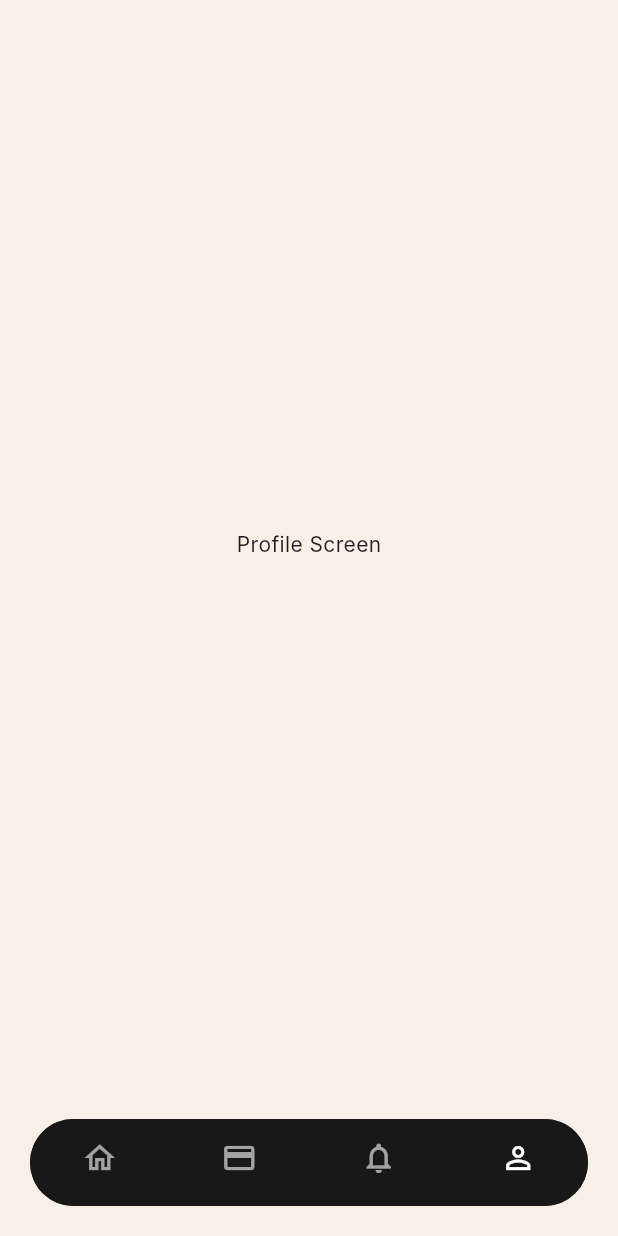
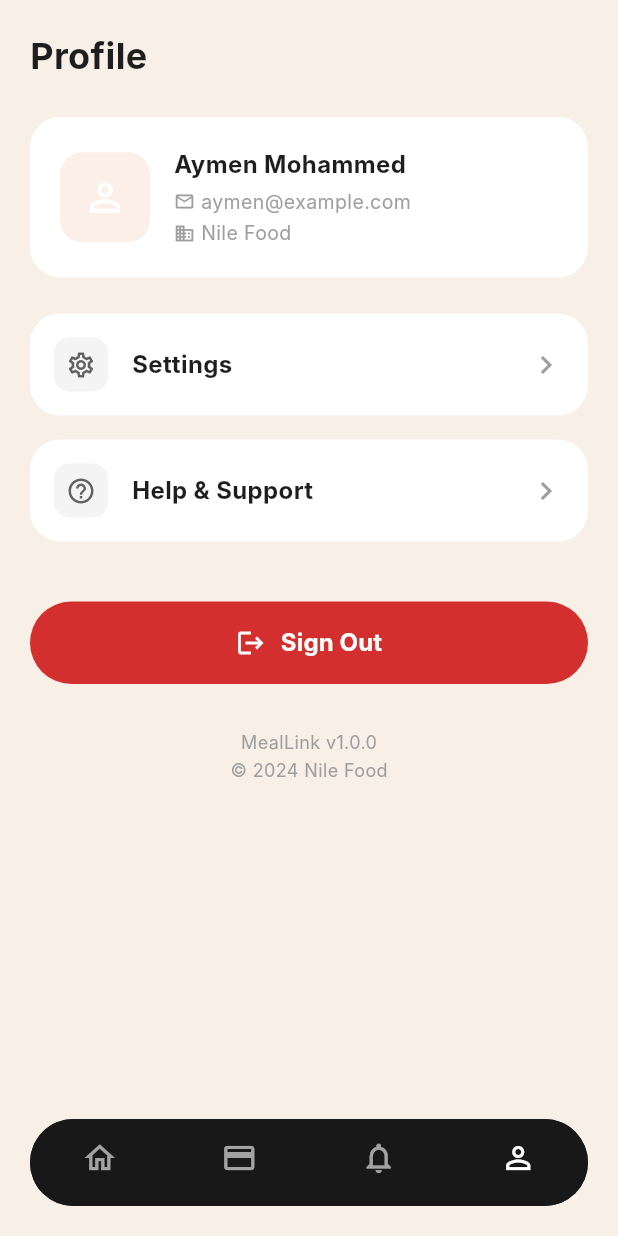
Before and after one commit to kevenmuba/MealLink, a Flutter app: the screen it shows after launch, item 4 of the bottom bar chosen, on a phone screen of 412 x 824 dp. Run offline on Flutter 3.47's test engine with Material 3 defaults, Android fonts, the phone set to English and light mode, and no system bars; network calls fail; Roboto replaces fonts that are missing (Inter).

Commit message:
finish the design of profile

```diff
--- a/lib/features/profile/screens/profile_screen.dart
+++ b/lib/features/profile/screens/profile_screen.dart
@@ -1,10 +1,35 @@
 import 'package:flutter/material.dart';
+import '../widgets/profile_widgets.dart';
 
 class ProfileScreen extends StatelessWidget {
   const ProfileScreen({super.key});
 
   @override
   Widget build(BuildContext context) {
-    return const Scaffold(body: Center(child: Text('Profile Screen')));
+    return SafeArea(
+      child: ListView(
+        padding: const EdgeInsets.all(20),
+        children: [
+          const ProfileHeader(),
+          const SizedBox(height: 24),
+          const UserInfoCard(),
+          const SizedBox(height: 24),
+          MenuTile(
+            title: 'Settings',
+            icon: Icons.settings_outlined,
+            onTap: () {},
+          ),
+          MenuTile(
+            title: 'Help & Support',
+            icon: Icons.help_outline,
+            onTap: () {},
+          ),
+          const SizedBox(height: 24),
+          const SignOutButton(),
+          const SizedBox(height: 30),
+          const VersionFooter(),
+        ],
+      ),
+    );
   }
 }
--- /dev/null
+++ b/lib/features/profile/widgets/profile_widgets.dart
@@ -0,0 +1,206 @@
+import 'package:flutter/material.dart';
+import '../../../core/theme/app_colors.dart';
+
+class ProfileHeader extends StatelessWidget {
+  const ProfileHeader({super.key});
+
+  @override
+  Widget build(BuildContext context) {
+    return const Align(
+      alignment: Alignment.centerLeft,
+      child: Text(
+        'Profile',
+        style: TextStyle(
+          fontSize: 24,
+          fontWeight: FontWeight.bold,
+          color: AppColors.primaryText,
+        ),
+      ),
+    );
+  }
+}
+
+class UserInfoCard extends StatelessWidget {
+  const UserInfoCard({super.key});
+
+  @override
+  Widget build(BuildContext context) {
+    return Container(
+      padding: const EdgeInsets.all(20),
+      decoration: BoxDecoration(
+        color: Colors.white,
+        borderRadius: BorderRadius.circular(20),
+      ),
+      child: Row(
+        children: [
+          Container(
+            width: 60,
+            height: 60,
+            decoration: BoxDecoration(
+              color: const Color(0xFFFBEFE7), // Light peach
+              borderRadius: BorderRadius.circular(15),
+            ),
+            child: const Icon(
+              Icons.person_outline,
+              size: 30,
+              color: Colors
+                  .white, // Actually in image it looks white icon, but on light bg?
+              // Image has white outline on light peach bg.
+            ),
+          ),
+          const SizedBox(width: 16),
+          Expanded(
+            child: Column(
+              crossAxisAlignment: CrossAxisAlignment.start,
+              children: [
+                const Text(
+                  'Aymen Mohammed',
+                  style: TextStyle(
+                    fontSize: 16,
+                    fontWeight: FontWeight.bold,
+                    color: AppColors.primaryText,
+                  ),
+                ),
+                const SizedBox(height: 4),
+                Row(
+                  children: const [
+                    Icon(Icons.email_outlined, size: 14, color: Colors.grey),
+                    SizedBox(width: 4),
+                    Text(
+                      'aymen@example.com',
+                      style: TextStyle(color: Colors.grey, fontSize: 13),
+                    ),
+                  ],
+                ),
+                const SizedBox(height: 2),
+                Row(
+                  children: const [
+                    Icon(Icons.business, size: 14, color: Colors.grey),
+                    SizedBox(width: 4),
+                    Text(
+                      'Nile Food',
+                      style: TextStyle(color: Colors.grey, fontSize: 13),
+                    ),
+                  ],
+                ),
+              ],
+            ),
+          ),
+        ],
+      ),
+    );
+  }
+}
+
+class MenuTile extends StatelessWidget {
+  final String title;
+  final IconData icon;
+  final VoidCallback onTap;
+
+  const MenuTile({
+    super.key,
+    required this.title,
+    required this.icon,
+    required this.onTap,
+  });
+
+  @override
+  Widget build(BuildContext context) {
+    return GestureDetector(
+      onTap: onTap,
+      child: Container(
+        margin: const EdgeInsets.only(bottom: 16),
+        padding: const EdgeInsets.all(16),
+        decoration: BoxDecoration(
+          color: Colors.white,
+          borderRadius: BorderRadius.circular(20),
+        ),
+        child: Row(
+          children: [
+            Container(
+              padding: const EdgeInsets.all(8),
+              decoration: BoxDecoration(
+                color: const Color(0xFFF4F4F4),
+                borderRadius: BorderRadius.circular(10),
+              ),
+              child: Icon(icon, size: 20, color: Colors.grey[700]),
+            ),
+            const SizedBox(width: 16),
+            Expanded(
+              child: Text(
+                title,
+                style: const TextStyle(
+                  fontSize: 16,
+                  fontWeight: FontWeight.bold,
+                  color: AppColors.primaryText,
+                ),
+              ),
+            ),
+            const Icon(Icons.chevron_right, color: Colors.grey),
+          ],
+        ),
+      ),
+    );
+  }
+}
+
+class SignOutButton extends StatelessWidget {
+  const SignOutButton({super.key});
+
+  @override
+  Widget build(BuildContext context) {
+    return SizedBox(
+      width: double.infinity,
+      height: 55,
+      child: ElevatedButton(
+        style: ElevatedButton.styleFrom(
+          backgroundColor: const Color(0xFFD32F2F), // Red
+          foregroundColor: Colors.white,
+          shape: RoundedRectangleBorder(
+            borderRadius: BorderRadius.circular(30),
+          ),
+          elevation: 0,
+        ),
+        onPressed: () {},
+        child: Row(
+          mainAxisAlignment: MainAxisAlignment.center,
+          children: const [
+            Icon(
+              Icons.logout,
+              size: 20,
+              color: Colors.white,
+            ), // Image has exit icon
+            SizedBox(width: 10),
+            Text(
+              'Sign Out',
+              style: TextStyle(fontSize: 16, fontWeight: FontWeight.bold),
+            ),
+          ],
+        ),
+      ),
+    );
+  }
+}
+
+class VersionFooter extends StatelessWidget {
+  const VersionFooter({super.key});
+
+  @override
+  Widget build(BuildContext context) {
+    return Center(
+      child: Column(
+        children: const [
+          Text(
+            'MealLink v1.0.0',
+            style: TextStyle(color: Colors.grey, fontSize: 12),
+          ),
+          SizedBox(height: 2),
+          Text(
+            '© 2024 Nile Food',
+            style: TextStyle(color: Colors.grey, fontSize: 12),
+          ),
+        ],
+      ),
+    );
+  }
+}
```
